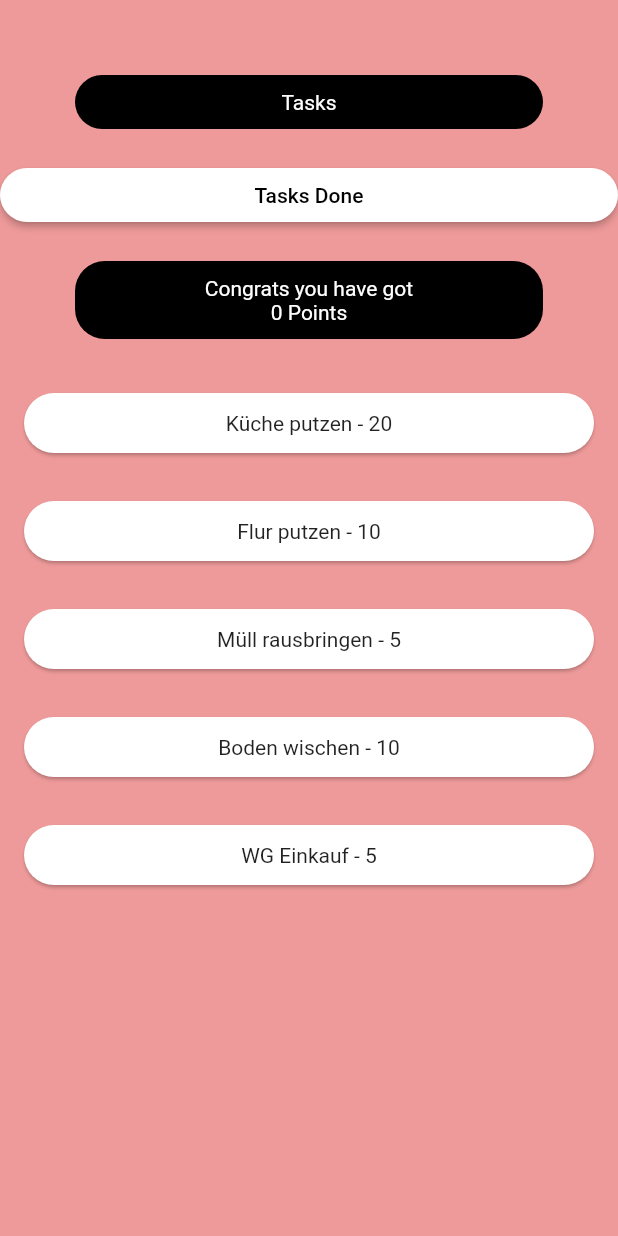
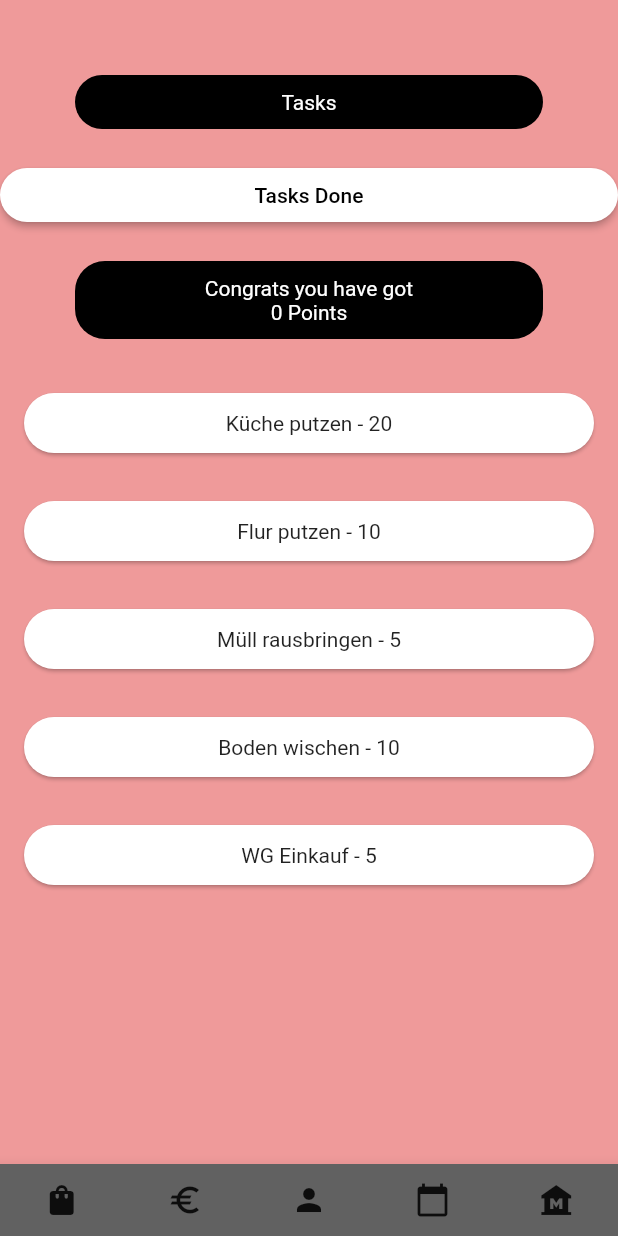
Before and after one commit to leawilde/app_wg_3, a Flutter app: the screen it shows after launch, on a phone screen of 412 x 824 dp. Run offline on Flutter 3.47's test engine with Material 2 defaults, Android fonts, the phone set to English and light mode, and no system bars; our stand-ins replace shared_preferences.

Commit message:
add BottomNavBar to tasksDone.dart and tasks.dart

```diff
--- a/lib/screens/tasks.dart
+++ b/lib/screens/tasks.dart
@@ -92,7 +92,45 @@ class _TasksState extends State<Tasks> {
           taskCard(tasks[5]),
         ],
       ),
-      bottomNavigationBar: BottomAppBar(),
+      bottomNavigationBar: BottomAppBar(
+        color: Colors.grey[700],
+        child: Row(
+          mainAxisSize: MainAxisSize.max,
+          mainAxisAlignment: MainAxisAlignment.spaceAround,
+          children: <Widget>[
+            IconButton(
+              icon: Icon(Icons.shopping_bag),
+              onPressed: () {
+                //Navigator.push(context, MaterialPageRoute(builder: (context) => ShoppingList()));
+              },
+            ),
+            IconButton(
+              icon: Icon(Icons.euro),
+              onPressed: () {
+                //Navigator.push(context, MaterialPageRoute(builder: (context) => Expenses()));
+              },
+            ),
+            IconButton(
+              icon: Icon(Icons.person),
+              onPressed: () {
+                //Navigator.push(context, MaterialPageRoute(builder: (context) => MainScreen()));
+              },
+            ),
+            IconButton(
+              icon: Icon(Icons.calendar_today),
+              onPressed: () {
+                //Navigator.push(context, MaterialPageRoute(builder: (context) => Events()));
+              },
+            ),
+            IconButton(
+              icon: Icon(Icons.museum),
+              onPressed: () {
+                Navigator.push(context, MaterialPageRoute(builder: (context) => Tasks()));
+              },
+            ),
+          ],
+        ),
+      ),
     );
   }
 
@@ -166,6 +204,4 @@ class _TasksState extends State<Tasks> {
     });
   }
 
-
-
 }
```
Also changed, not shown: lib/screens/tasksDone.dart (+41 -0 lines).
